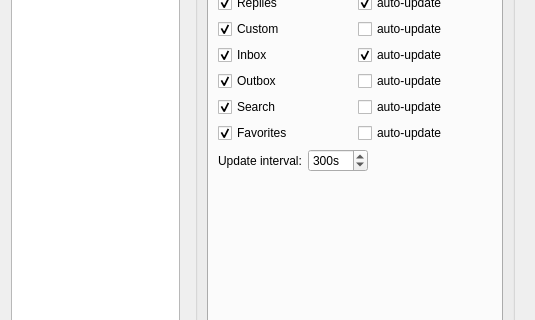
Before: the Qt Designer form src/OptionsDialog.ui in asolfre/qwit, drawn with Qt 5; both pictures show x 0 to 535 and y 143 to 463 of the 535 by 558 pixel window.
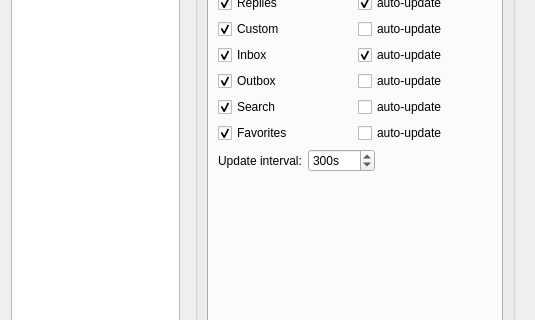
After: the same form once the commit is applied.

Diff of the .ui file:
```diff
--- a/src/OptionsDialog.ui
+++ b/src/OptionsDialog.ui
@@ -391,7 +391,7 @@
                          <number>10</number>
                         </property>
                         <property name="maximum">
-                         <number>3600</number>
+                         <number>14400</number>
                         </property>
                         <property name="value">
                          <number>300</number>
```
